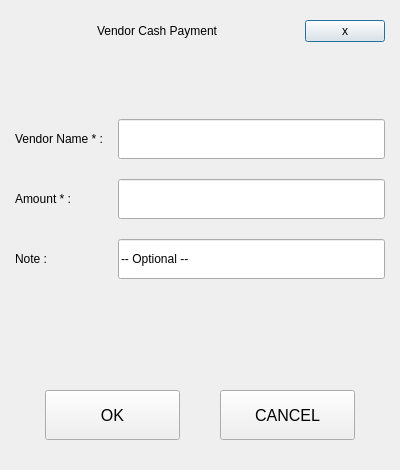
The window that Project/ui/vendor.ui (Selvam-T/POS) describes before a commit, drawn with Qt 5.
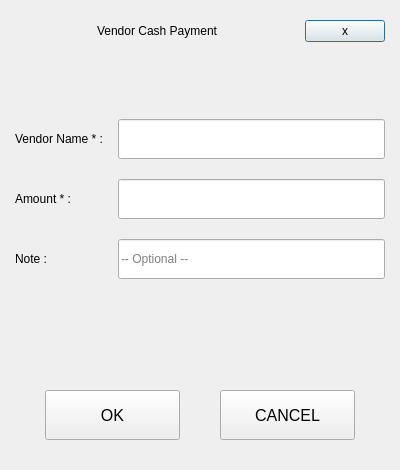
The same window after the commit.

Diff of the .ui file:
```diff
--- a/Project/ui/vendor.ui
+++ b/Project/ui/vendor.ui
@@ -180,6 +180,9 @@
         </size>
        </property>
        <property name="text">
+        <string/>
+       </property>
+       <property name="placeholderText">
         <string>-- Optional --</string>
        </property>
       </widget>
```
